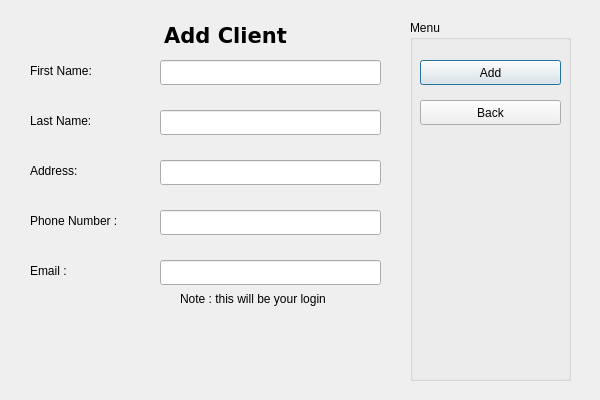
This is addclient.ui in justinward3/COMP3004Project as Qt 5 draws it before an edit. The edited form follows.
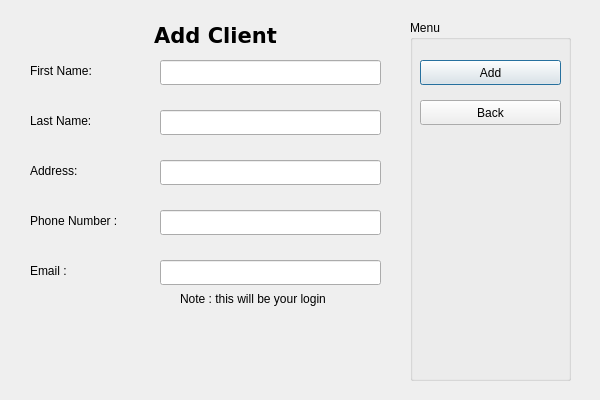
This is the edited form.

```diff
--- a/addclient.ui
+++ b/addclient.ui
@@ -71,7 +71,7 @@
   <widget class="QLabel" name="label">
    <property name="geometry">
     <rect>
-     <x>140</x>
+     <x>130</x>
      <y>20</y>
      <width>171</width>
      <height>31</height>
```
